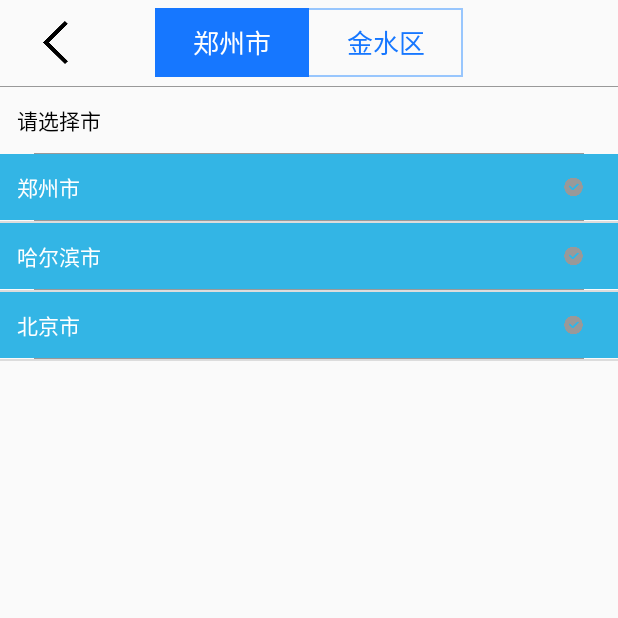
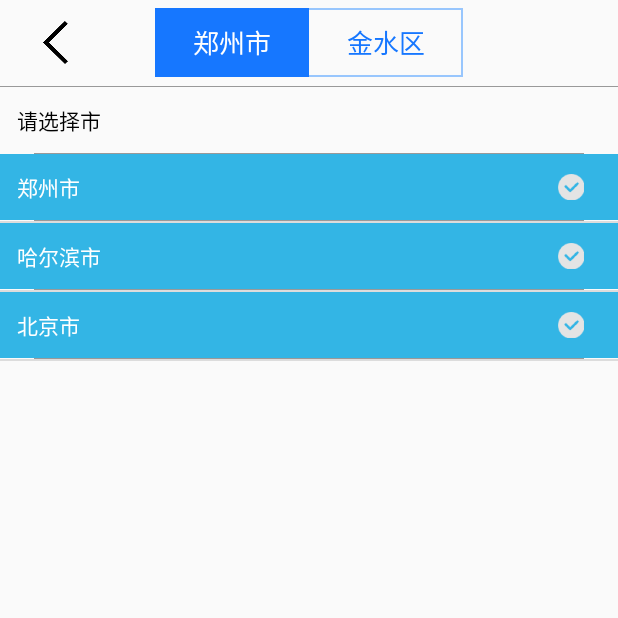
Before and after one commit to SongPengOne/RemoteSensingMonitoring, an Android app: the AddressActivity screen opened directly, with no data from a screen before it, on a phone screen of 412 x 824 dp, the top half of it. Run offline under Robolectric (Android 15) with nearby library versions, the phone set to English and light mode, and no system bars; our stand-ins replace ButterKnife.

Commit message:
修改市区页面

```diff
--- a/app/src/main/java/com/aipuer/remotesensingmonitoring/AddressActivity.java
+++ b/app/src/main/java/com/aipuer/remotesensingmonitoring/AddressActivity.java
@@ -7,6 +7,8 @@ import android.content.Intent;
 import android.graphics.Color;
 import android.util.Log;
 import android.view.View;
+import android.widget.BaseExpandableListAdapter;
+import android.widget.CheckBox;
 import android.widget.ExpandableListView;
 import android.widget.ImageView;
 import android.widget.TextView;
@@ -45,9 +47,13 @@ public class AddressActivity extends BaseActivity {
     TextView tv_shi;
     @BindView(R.id.tv_xian)
     TextView tv_xian;
-    ExAddressAdapter.ParenHolder parenHolder;
 
+    ExAddressAdapter.ParenHolder parenHolder = null;
     private List<AddressBean> mBeanFirstItemBases = new ArrayList<>();//数据源
+    private ExAddressAdapter exAddressAdapter;
+
+    private boolean checked=false;
+    private  int tesp=-1;
 
     @Override
     public int bindLayout() {
@@ -94,106 +100,41 @@ public class AddressActivity extends BaseActivity {
         Log.d(TAG, "initDatamBeanFirstItemBases: " + mBeanFirstItemBases.toString());
 
 
+        exAddressAdapter = new ExAddressAdapter(mBeanFirstItemBases, this);
+        expandableListView.setAdapter(exAddressAdapter);
+
+        //设置组项单击事件
+        expandableListView.setOnGroupExpandListener(new ExpandableListView.OnGroupExpandListener() {
 
 
-     /*
-
-        ArrayList<String> objects = new ArrayList<>();
-        objects.add("郑州市");
-        objects.add("周口市");
-        objects.add("洛阳市");
-        objects.add("开封市");
-        objects.add("平顶山市");
-        objects.add("许昌市");
-
-
-        ArrayList<String> strings = new ArrayList<>();
-        strings.add("金水区");
-        strings.add("管城区");
-        strings.add("中原区");
-        strings.add("会新区");
-        strings.add("新政区");
-
-
-       Log.d(TAG, "initData: " + objects);
-        LinearLayoutManager linearLayoutManager = new LinearLayoutManager(this);
-        recyclerView.setLayoutManager(linearLayoutManager);
-
-        AddressAdapter addressAdapter = new AddressAdapter(objects, this);
-        addressAdapter.onItenOnclick(new AddressAdapter.OnListener() {
-            @SuppressLint("ResourceAsColor")
-            @Override
-            public void Click(String title, ImageView imageView) {
-                Log.d(TAG, "ClickTitle: "+title);
-                tv_address.setText(title);
-                tv_address.setBackground(getResources().getDrawable(R.drawable.area_bg));
-                tv_address.setTextColor(R.color.event_dark_blue);
-
-                tv_shi.setVisibility(View.GONE);
-                tv_shi.setTextColor(Color.BLUE);
-                tv_xian.setVisibility(View.VISIBLE);
-                tv_area.setTextColor(Color.WHITE);
-                tv_area.setBackground(getResources().getDrawable(R.color.event_dark_blue));
-                rlv_area.setVisibility(View.VISIBLE);
-                recyclerView.setVisibility(View.GONE);
-
-            }
-        });
-        recyclerView.setAdapter(addressAdapter);
-        iv_addressback.setOnClickListener(new View.OnClickListener() {
-            @Override
-            public void onClick(View v) {
-                finish();
-            }
-        });
-
-
-
-        LinearLayoutManager layoutManager = new LinearLayoutManager(this);
-        rlv_area.setLayoutManager(layoutManager);
-        AddressAreaAdapter addressAreaAdapter = new AddressAreaAdapter(strings, this);
-        rlv_area.setAdapter(addressAreaAdapter);
-        addressAreaAdapter.onLongItem(new AddressAreaAdapter.OnListener() {
-            @Override
-            public void Click(String til, ImageView imageView) {
-                area = til;
-                tv_area.setText(til);
-                tv_sure.setVisibility(View.VISIBLE);
-                tv_sure.setOnClickListener(new View.OnClickListener() {
-                    @Override
-                    public void onClick(View v) {
-                        Intent intent = getIntent();
-                        intent.putExtra("result", area);
-                        setResult(1001, intent);
-                        finish();
-                    }
-                });
-
-            }
-
-        });
-*/
-
-
-        ExAddressAdapter exAddressAdapter = new ExAddressAdapter(mBeanFirstItemBases, this);
-        expandableListView.setAdapter(exAddressAdapter);
-        expandableListView.setOnGroupExpandListener(new ExpandableListView.OnGroupExpandListener() {
             @SuppressLint("ResourceAsColor")
             @Override
             public void onGroupExpand(int groupPosition) {
+                for (int i = 0; i < mBeanFirstItemBases.size(); i++) {
+                    checked = mBeanFirstItemBases.get(i).isChecked();
+                    ImageView img = exAddressAdapter.getGroupView(i, checked, null, null).findViewById(R.id.img);
+
+                    if (tesp!=-1) {
+               //         checked=false;
+                        img.setImageResource(R.drawable.ic_unselected);
+                    } else {
+                        checked =true;
+                        img.setImageResource(R.drawable.ic_selected);
+                    }
+                }
+
                 tv_address.setText(mBeanFirstItemBases.get(groupPosition).getName());
-
                 tv_area.setBackground(getResources().getDrawable(R.drawable.area_bg));
                 tv_area.setTextColor(R.color.event_dark_blue);
 
                 tv_address.setTextColor(Color.WHITE);
                 tv_address.setBackground(getResources().getDrawable(R.color.event_dark_blue));
-
                 tv_sure.setVisibility(View.GONE);
 
             }
         });
 
+        //设置子项单击事件
         expandableListView.setOnChildClickListener(new ExpandableListView.OnChildClickListener() {
             @SuppressLint("ResourceAsColor")
             @Override
@@ -226,4 +167,5 @@ public class AddressActivity extends BaseActivity {
         });
     }
 
+
 }
--- a/app/src/main/java/com/aipuer/remotesensingmonitoring/AddressBean.java
+++ b/app/src/main/java/com/aipuer/remotesensingmonitoring/AddressBean.java
@@ -5,7 +5,7 @@ import java.util.List;
 public class AddressBean {
 
     private String name;
-    private boolean isChecked=true;
+    private boolean isChecked =false;
     private List<BeanSecondItem> beanSecondItem;
 
     public boolean isChecked() {
@@ -43,6 +43,15 @@ public class AddressBean {
 
     public static class BeanSecondItem {//二级标签类
         public String name;
+        public Boolean isCheck;
+
+        public Boolean getCheck() {
+            return isCheck;
+        }
+
+        public void setCheck(Boolean check) {
+            isCheck = check;
+        }
 
         public BeanSecondItem(String name) {
             this.name = name;
--- a/app/src/main/java/com/aipuer/remotesensingmonitoring/adapter/AddressAdapter.java
+++ b/app/src/main/java/com/aipuer/remotesensingmonitoring/adapter/AddressAdapter.java
@@ -40,7 +40,7 @@ public class AddressAdapter extends RecyclerView.Adapter<RecyclerView.ViewHolder
         AddressHolder addressHolder = (AddressHolder) holder;
         addressHolder.textView.setText(list.get(position));
 
-        addressHolder.item_address_rl.setOnClickListener(new View.OnClickListener() {
+       /* addressHolder.item_address_rl.setOnClickListener(new View.OnClickListener() {
             @Override
             public void onClick(View v) {
                 if (flag) {
@@ -53,7 +53,7 @@ public class AddressAdapter extends RecyclerView.Adapter<RecyclerView.ViewHolder
                 }
             }
         });
-
+*/
     }
 
     @Override
@@ -71,7 +71,7 @@ public class AddressAdapter extends RecyclerView.Adapter<RecyclerView.ViewHolder
             super(itemView);
 
             textView = itemView.findViewById(R.id.tv_itemaddress);
-            iv_choose = itemView.findViewById(R.id.iv_choose);
+     //       iv_choose = itemView.findViewById(R.id.iv_choose);
             item_address_rl = itemView.findViewById(R.id.item_address_rl);
 
 
--- a/app/src/main/java/com/aipuer/remotesensingmonitoring/adapter/AddressAreaAdapter.java
+++ b/app/src/main/java/com/aipuer/remotesensingmonitoring/adapter/AddressAreaAdapter.java
@@ -38,10 +38,10 @@ public class AddressAreaAdapter extends RecyclerView.Adapter<RecyclerView.ViewHo
     public void onBindViewHolder(@NonNull RecyclerView.ViewHolder holder, int position) {
         AddressHolder addressHolder = (AddressHolder) holder;
         addressHolder.textView.setText(list.get(position));
-        addressHolder.iv_choose.setOnClickListener(new View.OnClickListener() {
+      /*  addressHolder.iv_choose.setOnClickListener(new View.OnClickListener() {
 
 
-            @Override
+        *//*    @Override
             public void onClick(View v) {
                 if (flag) {
                     addressHolder.iv_choose.setBackgroundResource(R.drawable.ic_selected);
@@ -52,8 +52,8 @@ public class AddressAreaAdapter extends RecyclerView.Adapter<RecyclerView.ViewHo
                     addressHolder.iv_choose.setBackgroundResource(R.drawable.ic_unselected);
                 }
 
-            }
-        });
+            }*//*
+        });*/
 
     }
 
@@ -71,7 +71,7 @@ public class AddressAreaAdapter extends RecyclerView.Adapter<RecyclerView.ViewHo
             super(itemView);
 
             textView = itemView.findViewById(R.id.tv_itemaddress);
-            iv_choose = itemView.findViewById(R.id.iv_choose);
+         //   iv_choose = itemView.findViewById(R.id.iv_choose);
 
 
         }
--- a/app/src/main/java/com/aipuer/remotesensingmonitoring/adapter/ExAddressAdapter.java
+++ b/app/src/main/java/com/aipuer/remotesensingmonitoring/adapter/ExAddressAdapter.java
@@ -5,17 +5,23 @@ import android.view.LayoutInflater;
 import android.view.View;
 import android.view.ViewGroup;
 import android.widget.BaseExpandableListAdapter;
+import android.widget.CheckBox;
+
 import android.widget.ImageView;
+import android.widget.RelativeLayout;
 import android.widget.TextView;
 
 import com.aipuer.remotesensingmonitoring.AddressActivity;
 import com.aipuer.remotesensingmonitoring.AddressBean;
 import com.aipuer.remotesensingmonitoring.R;
 
+import java.util.ArrayList;
 import java.util.List;
+
 public class ExAddressAdapter extends BaseExpandableListAdapter {
     private final AddressActivity context;
     private final List<AddressBean> mBeanFirstItemBases;
+
 
     public ExAddressAdapter(List<AddressBean> mBeanFirstItemBases, AddressActivity addressActivity) {
         this.mBeanFirstItemBases = mBeanFirstItemBases;
@@ -77,13 +83,28 @@ public class ExAddressAdapter extends BaseExpandableListAdapter {
         }
         parenHolder.tv_itemaddress.setText(mBeanFirstItemBases.get(groupPosition).getName());
         Log.d("str", "getGroupView: " + mBeanFirstItemBases.get(groupPosition).getName());
-        boolean checked = mBeanFirstItemBases.get(groupPosition).isChecked();
-        if(checked){
-            parenHolder.iv_choose.setImageResource(R.drawable.ic_selected);
-        }else {
-            parenHolder.iv_choose.setImageResource(R.drawable.ic_unselected);
-        }
 
+
+/**
+ checkbox关键点，第一层checkbox的选中状态监听，
+ 如果勾选中，则把其下的第二层以及第三层都选上，否则相反。
+ */
+
+     /*   parenHolder.cb.setOnClickListener(new View.OnClickListener() {
+            @Override
+            public void onClick(View v) {
+                boolean checked = parenHolder.cb.isChecked(); //获取单选框
+                mBeanFirstItemBases.get(groupPosition).setChecked(checked);
+                for (int i = 0; i < mBeanFirstItemBases.get(groupPosition).getBeanSecondItem().size(); i++) {
+                    AddressBean.BeanSecondItem beanSecondItem = mBeanFirstItemBases.get(groupPosition).getBeanSecondItem().get(i);
+                    beanSecondItem.setCheck(false);
+                }
+                notifyDataSetChanged();
+            }
+        });
+        *//**通过isCheck属性控制checkbox
+         的选中状态，2，3层同理*//*
+        parenHolder.cb.setChecked(mBeanFirstItemBases.get(groupPosition).isChecked());*/
         return convertView;
     }
 
@@ -97,8 +118,6 @@ public class ExAddressAdapter extends BaseExpandableListAdapter {
             convertView.setTag(subHolder);
         } else {
             subHolder = (SubHolder) convertView.getTag();
-
-
         }
         subHolder.itemtv_address.setText(mBeanFirstItemBases.get(groupPosition).getBeanSecondItem().get(childPosition).getName());
         return convertView;
@@ -110,25 +129,27 @@ public class ExAddressAdapter extends BaseExpandableListAdapter {
     }
 
 
-  public   static class ParenHolder {
-          TextView tv_itemaddress;
-        public   ImageView iv_choose;
+    public static class ParenHolder {
+        TextView tv_itemaddress;
+        public ImageView img;
+        RelativeLayout item_address_rl;
 
         ParenHolder(View view) {
             tv_itemaddress = view.findViewById(R.id.tv_itemaddress);
-            iv_choose = view.findViewById(R.id.iv_choose);
+            img = view.findViewById(R.id.img);
+            item_address_rl = view.findViewById(R.id.item_address_rl);
         }
     }
 
     static class SubHolder {
 
         private final TextView itemtv_address;
-        private final ImageView item_iv_choose;
+        private final CheckBox cb_itemadrs;
 
         SubHolder(View view) {
 
             itemtv_address = view.findViewById(R.id.tv_itemaddress);
-            item_iv_choose = view.findViewById(R.id.item_iv_choose);
+            cb_itemadrs = view.findViewById(R.id.cb_itemadrs);
         }
     }
 }
--- a/app/src/main/res/layout/item_address.xml
+++ b/app/src/main/res/layout/item_address.xml
@@ -22,13 +22,14 @@
 
 
         <ImageView
-            android:id="@+id/iv_choose"
-            android:layout_width="14dp"
-            android:layout_height="20dp"
+            android:src="@drawable/ic_unselected"
+            android:focusable="false"
+            android:id="@+id/img"
+            android:layout_marginRight="@dimen/dp_20"
+            android:layout_centerVertical="true"
             android:layout_alignParentRight="true"
-            android:layout_centerVertical="true"
-            android:layout_marginRight="@dimen/dp_20"
-            android:src="@drawable/ic_unselected" />
+            android:layout_width="@dimen/dp_15"
+            android:layout_height="@dimen/dp_15"/>
     </RelativeLayout>
 
     <View
--- a/app/src/main/res/layout/item_addressarea.xml
+++ b/app/src/main/res/layout/item_addressarea.xml
@@ -17,14 +17,13 @@
             android:textColor="@color/black" />
 
 
-        <ImageView
-            android:src="@drawable/ic_unselected"
-            android:id="@+id/item_iv_choose"
+        <androidx.appcompat.widget.AppCompatCheckBox
+            android:id="@+id/cb_itemadrs"
             android:layout_marginRight="@dimen/dp_20"
             android:layout_centerVertical="true"
             android:layout_alignParentRight="true"
-            android:layout_width="@dimen/dp_15"
-            android:layout_height="@dimen/dp_15"/>
+            android:layout_width="wrap_content"
+            android:layout_height="wrap_content"/>
     </RelativeLayout>
     <View
         android:layout_width="match_parent"
```
